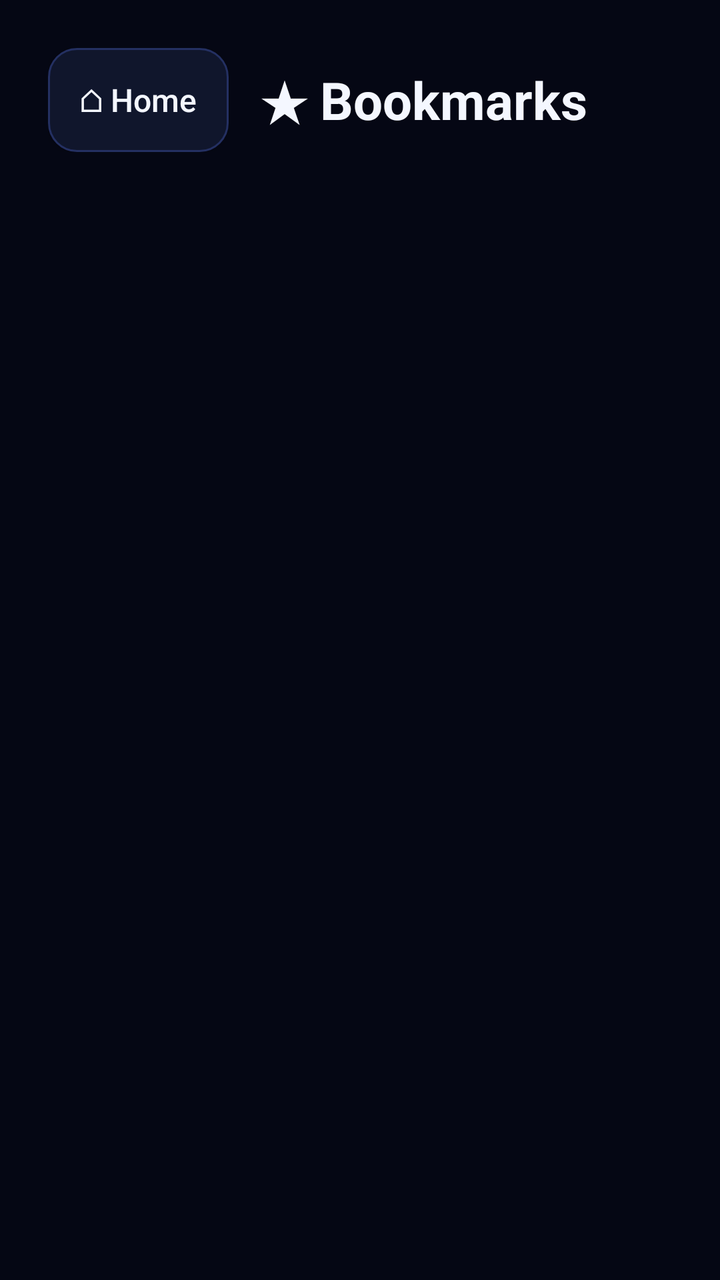
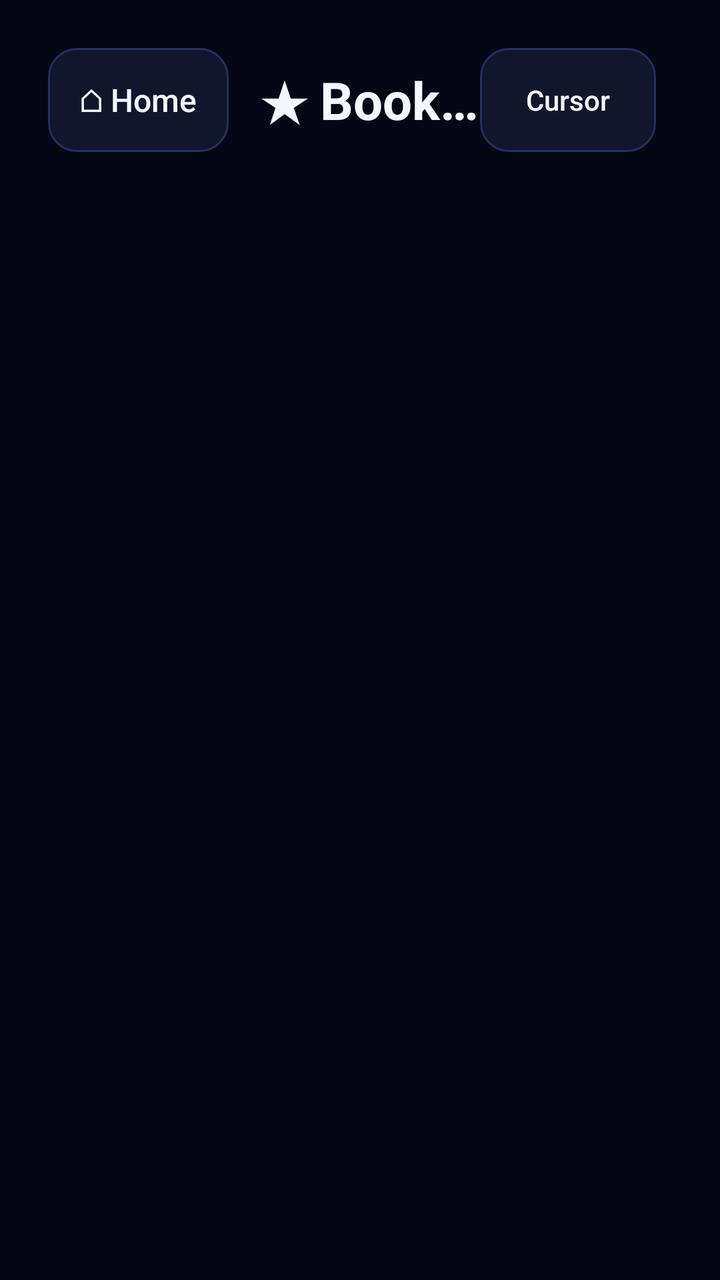

An Android layout rendered at two revisions. The XML below is the earlier revision; the diff shows what the commit changed to produce the second picture.
<!-- AndroidManifest.xml: application theme Theme.Xtream -->
<!-- res/layout/activity_bookmarks.xml -->
<?xml version="1.0" encoding="utf-8"?>
<LinearLayout xmlns:android="http://schemas.android.com/apk/res/android"
    android:layout_width="match_parent"
    android:layout_height="match_parent"
    android:background="#050714"
    android:orientation="vertical"
    android:padding="@dimen/screen_padding">

    <LinearLayout
        android:layout_width="match_parent"
        android:layout_height="wrap_content"
        android:gravity="center_vertical"
        android:orientation="horizontal">

        <Button
            android:id="@+id/back"
            android:layout_width="wrap_content"
            android:layout_height="wrap_content"
            android:background="@drawable/bg_tile"
            android:minHeight="@dimen/action_btn_min_height"
            android:paddingStart="16dp"
            android:paddingEnd="16dp"
            android:text="@string/home"
            android:textAllCaps="false"
            android:textColor="#F4F7FF"
            android:textSize="16sp" />

        <TextView
            android:id="@+id/title"
            android:layout_width="0dp"
            android:layout_height="wrap_content"
            android:layout_marginStart="16dp"
            android:layout_weight="1"
            android:singleLine="true"
            android:text="@string/bookmarks"
            android:textColor="#F4F7FF"
            android:textSize="26sp"
            android:textStyle="bold" />

        <Button
            android:id="@+id/clear_all"
            android:layout_width="wrap_content"
            android:layout_height="wrap_content"
            android:background="@drawable/bg_tile"
            android:minHeight="@dimen/action_btn_min_height"
            android:paddingStart="14dp"
            android:paddingEnd="14dp"
            android:text="@string/clear_history"
            android:textAllCaps="false"
            android:textColor="#FF6B9D"
            android:textSize="14sp"
            android:visibility="gone" />
    </LinearLayout>

    <TextView
        android:id="@+id/empty"
        android:layout_width="match_parent"
        android:layout_height="wrap_content"
        android:layout_marginTop="24dp"
        android:text="@string/empty_bookmarks"
        android:textColor="#9AA8D4"
        android:textSize="16sp"
        android:visibility="gone" />

    <ScrollView
        android:layout_width="match_parent"
        android:layout_height="0dp"
        android:layout_marginTop="16dp"
        android:layout_weight="1"
        android:scrollbars="none">

        <LinearLayout
            android:id="@+id/list"
            android:layout_width="match_parent"
            android:layout_height="wrap_content"
            android:orientation="vertical" />
    </ScrollView>
</LinearLayout>
<!-- resources referenced by this layout -->
<resources>
  <dimen name="action_btn_min_height">52dp</dimen>
  <dimen name="screen_padding">24dp</dimen>
  <!-- drawable bg_tile (drawable) -->
  <?xml version="1.0" encoding="utf-8"?>
  <selector xmlns:android="http://schemas.android.com/apk/res/android">
      <item android:state_focused="true">
          <shape android:shape="rectangle">
              <solid android:color="#1C2858" />
              <stroke android:width="3dp" android:color="#3ECBFF" />
              <corners android:radius="14dp" />
          </shape>
      </item>
      <item android:state_pressed="true">
          <shape android:shape="rectangle">
              <solid android:color="#263678" />
              <stroke android:width="1.5dp" android:color="#3ECBFF" />
              <corners android:radius="14dp" />
          </shape>
      </item>
      <item>
          <shape android:shape="rectangle">
              <solid android:color="#10162C" />
              <stroke android:width="1dp" android:color="#243062" />
              <corners android:radius="14dp" />
          </shape>
      </item>
  </selector>
  <string name="bookmarks">★ Bookmarks</string>
  <string name="clear_history">Clear History</string>
  <string name="empty_bookmarks">No bookmarks yet. Open a page and press Bookmark.</string>
  <string name="home">⌂ Home</string>
  <style name="Theme.Xtream" parent="android:Theme.Material.NoActionBar">
          <item name="android:windowBackground">#050714</item>
          <item name="android:colorBackground">#050714</item>
          <item name="android:statusBarColor">#050714</item>
          <item name="android:navigationBarColor">#050714</item>
          <item name="android:textColor">#F4F7FF</item>
          <item name="android:textColorHint">#9AA8D4</item>
      </style>
</resources>

<!-- the commit's change to res/layout/activity_bookmarks.xml (unified diff, before → after) -->
@@ -38,6 +38,20 @@
             android:textStyle="bold" />
 
         <Button
+            android:id="@+id/nav_mode"
+            android:layout_width="wrap_content"
+            android:layout_height="wrap_content"
+            android:layout_marginEnd="8dp"
+            android:background="@drawable/bg_tile"
+            android:minHeight="@dimen/action_btn_min_height"
+            android:paddingStart="14dp"
+            android:paddingEnd="14dp"
+            android:text="@string/cursor"
+            android:textAllCaps="false"
+            android:textColor="#F4F7FF"
+            android:textSize="14sp" />
+
+        <Button
             android:id="@+id/clear_all"
             android:layout_width="wrap_content"
             android:layout_height="wrap_content"
<!-- resource entries referenced after the edit -->
@@ -29,6 +29,7 @@
   </selector>
   <string name="bookmarks">★ Bookmarks</string>
   <string name="clear_history">Clear History</string>
+  <string name="cursor">Cursor</string>
   <string name="empty_bookmarks">No bookmarks yet. Open a page and press Bookmark.</string>
   <string name="home">⌂ Home</string>
   <style name="Theme.Xtream" parent="android:Theme.Material.NoActionBar">
